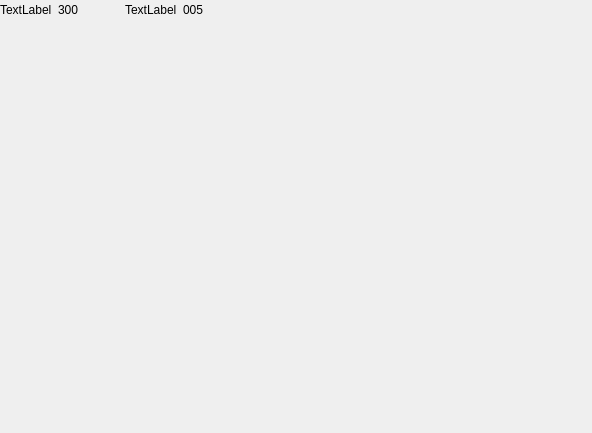
Qt form online/onlinegamescreen.ui (vicr123/entertaining-mines) before a commit.
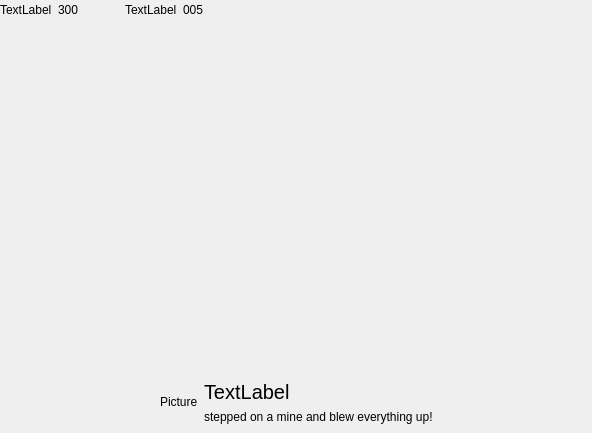
The same form after that commit. Custom widgets are drawn as their Qt base class.

What changed in the file:
```diff
--- a/online/onlinegamescreen.ui
+++ b/online/onlinegamescreen.ui
@@ -203,6 +203,112 @@
          </layout>
         </widget>
        </item>
+       <item>
+        <widget class="QWidget" name="gameOverBlameWidget" native="true">
+         <layout class="QHBoxLayout" name="horizontalLayout_2">
+          <item>
+           <spacer name="horizontalSpacer_4">
+            <property name="orientation">
+             <enum>Qt::Horizontal</enum>
+            </property>
+            <property name="sizeHint" stdset="0">
+             <size>
+              <width>40</width>
+              <height>20</height>
+             </size>
+            </property>
+           </spacer>
+          </item>
+          <item>
+           <widget class="QWidget" name="widget" native="true">
+            <layout class="QHBoxLayout" name="horizontalLayout_3">
+             <property name="leftMargin">
+              <number>0</number>
+             </property>
+             <property name="topMargin">
+              <number>0</number>
+             </property>
+             <property name="rightMargin">
+              <number>0</number>
+             </property>
+             <property name="bottomMargin">
+              <number>0</number>
+             </property>
+             <item>
+              <widget class="QLabel" name="gameOverBlamePicture">
+               <property name="sizePolicy">
+                <sizepolicy hsizetype="Preferred" vsizetype="Ignored">
+                 <horstretch>0</horstretch>
+                 <verstretch>0</verstretch>
+                </sizepolicy>
+               </property>
+               <property name="text">
+                <string notr="true">Picture</string>
+               </property>
+              </widget>
+             </item>
+             <item>
+              <widget class="QWidget" name="gameOverBlameContents" native="true">
+               <layout class="QVBoxLayout" name="verticalLayout_3">
+                <property name="leftMargin">
+                 <number>0</number>
+                </property>
+                <property name="topMargin">
+                 <number>0</number>
+                </property>
+                <property name="rightMargin">
+                 <number>0</number>
+                </property>
+                <property name="bottomMargin">
+                 <number>0</number>
+                </property>
+                <item>
+                 <widget class="QLabel" name="gameOverBlameUsername">
+                  <property name="sizePolicy">
+                   <sizepolicy hsizetype="Expanding" vsizetype="Preferred">
+                    <horstretch>0</horstretch>
+                    <verstretch>0</verstretch>
+                   </sizepolicy>
+                  </property>
+                  <property name="font">
+                   <font>
+                    <pointsize>15</pointsize>
+                   </font>
+                  </property>
+                  <property name="text">
+                   <string notr="true">TextLabel</string>
+                  </property>
+                 </widget>
+                </item>
+                <item>
+                 <widget class="QLabel" name="gameOverBlameDescription">
+                  <property name="text">
+                   <string>stepped on a mine and blew everything up!</string>
+                  </property>
+                 </widget>
+                </item>
+               </layout>
+              </widget>
+             </item>
+            </layout>
+           </widget>
+          </item>
+          <item>
+           <spacer name="horizontalSpacer_5">
+            <property name="orientation">
+             <enum>Qt::Horizontal</enum>
+            </property>
+            <property name="sizeHint" stdset="0">
+             <size>
+              <width>40</width>
+              <height>20</height>
+             </size>
+            </property>
+           </spacer>
+          </item>
+         </layout>
+        </widget>
+       </item>
        <item>
         <widget class="GamepadHud" name="gamepadHud" native="true"/>
        </item>
```
